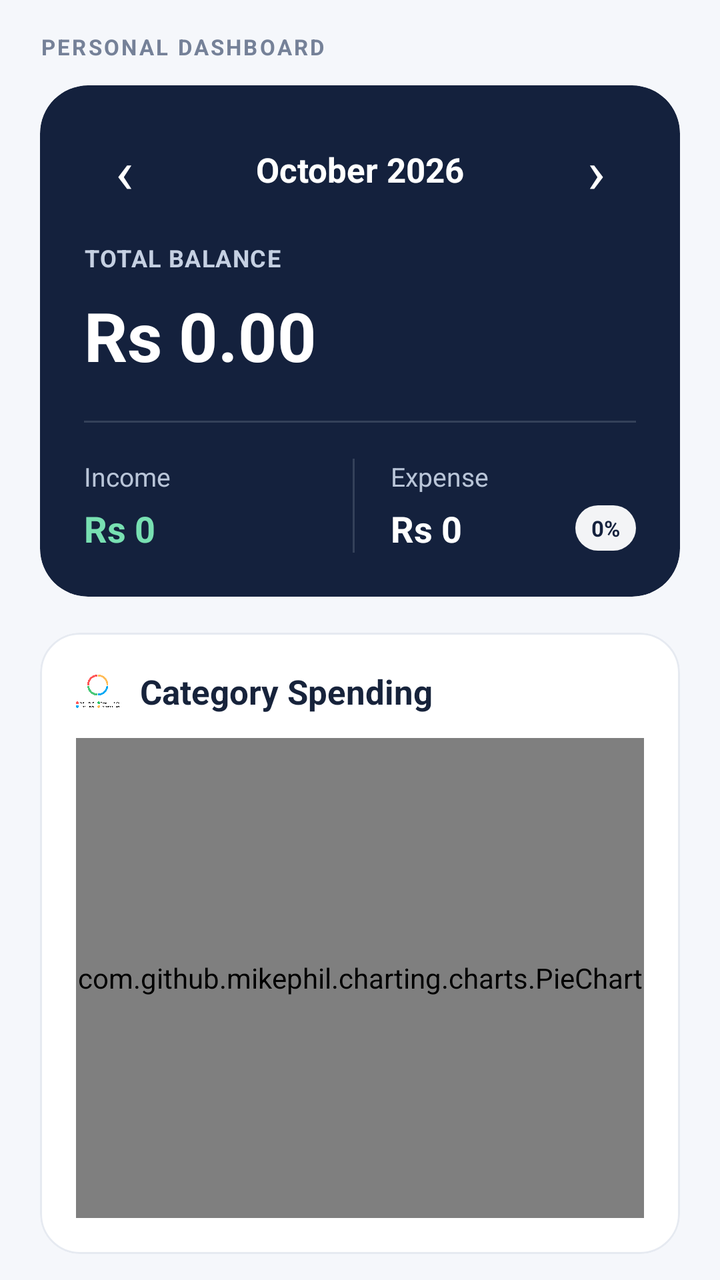
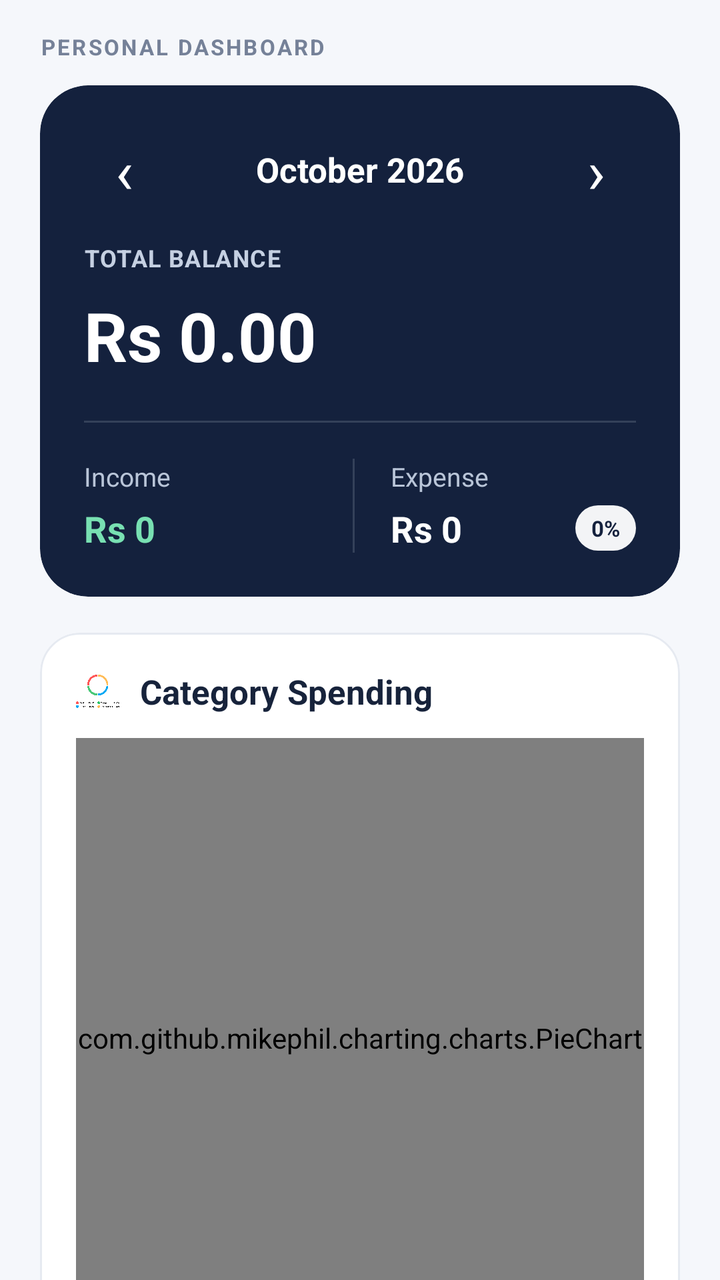

An Android layout rendered at two revisions. The XML below is the earlier revision; the diff shows what the commit changed to produce the second picture.
<!-- AndroidManifest.xml: application theme Theme.AIExpenseManagementApplication -->
<!-- res/layout/fragment_personal_dashboard.xml -->
<?xml version="1.0" encoding="utf-8"?>
<androidx.core.widget.NestedScrollView
    xmlns:android="http://schemas.android.com/apk/res/android"
    xmlns:app="http://schemas.android.com/apk/res-auto"
    xmlns:tools="http://schemas.android.com/tools"
    android:id="@+id/scrollPersonalDashboard"
    android:layout_width="match_parent"
    android:layout_height="match_parent"
    android:background="#F5F7FB"
    android:clipToPadding="false"
    android:fillViewport="true"
    android:paddingBottom="88dp"
    android:scrollbars="none"
    tools:context=".ui.dashboard.PersonalDashboardFragment">


    <LinearLayout
        android:layout_width="match_parent"
        android:layout_height="wrap_content"
        android:orientation="vertical"
        android:paddingStart="20dp"
        android:paddingTop="16dp"
        android:paddingEnd="20dp"
        android:paddingBottom="32dp">

        
        <TextView
            android:layout_width="match_parent"
            android:layout_height="wrap_content"
            android:letterSpacing="0.10"
            android:text="PERSONAL DASHBOARD"
            android:textColor="#758198"
            android:textSize="11sp"
            android:textStyle="bold" />

        
        <com.google.android.material.card.MaterialCardView
            android:id="@+id/cardBalance"
            android:layout_width="match_parent"
            android:layout_height="wrap_content"
            android:layout_marginTop="12dp"
            app:cardBackgroundColor="#14213D"
            app:cardCornerRadius="24dp"
            app:cardElevation="0dp"
            app:strokeWidth="0dp">

            <LinearLayout
                android:layout_width="match_parent"
                android:layout_height="wrap_content"
                android:orientation="vertical"
                android:padding="22dp">


                
                <LinearLayout
                    android:layout_width="match_parent"
                    android:layout_height="wrap_content"
                    android:layout_marginBottom="16dp"
                    android:gravity="center_vertical"
                    android:orientation="horizontal">

                    <TextView
                        android:id="@+id/btnPreviousMonth"
                        android:layout_width="40dp"
                        android:layout_height="40dp"
                        android:gravity="center"
                        android:text="‹"
                        android:textSize="30sp"
                        android:textColor="#FFFFFF"
                        android:clickable="true"
                        android:focusable="true"
                        android:contentDescription="Previous month" />

                    <TextView
                        android:id="@+id/tvMonthLabel"
                        android:layout_width="0dp"
                        android:layout_height="wrap_content"
                        android:layout_weight="1"
                        android:gravity="center"
                        android:text="October 2026"
                        android:textSize="17sp"
                        android:textStyle="bold"
                        android:textColor="#FFFFFF" />

                    <TextView
                        android:id="@+id/btnNextMonth"
                        android:layout_width="40dp"
                        android:layout_height="40dp"
                        android:gravity="center"
                        android:text="›"
                        android:textSize="30sp"
                        android:textColor="#FFFFFF"
                        android:clickable="true"
                        android:focusable="true"
                        android:contentDescription="Next month" />

                </LinearLayout>


                <TextView
                    android:layout_width="wrap_content"
                    android:layout_height="wrap_content"
                    android:letterSpacing="0.04"
                    android:text="TOTAL BALANCE"
                    android:textColor="#C5D0E2"
                    android:textSize="12sp"
                    android:textStyle="bold" />

                <TextView
                    android:id="@+id/tvTotalBalance"
                    android:layout_width="match_parent"
                    android:layout_height="wrap_content"
                    android:layout_marginTop="8dp"
                    android:fontFamily="sans"
                    android:text="Rs 0.00"
                    android:textColor="#FFFFFF"
                    android:textSize="34sp"
                    android:textStyle="bold"
                    android:maxLines="1"
                    android:ellipsize="end" />

                <View
                    android:layout_width="match_parent"
                    android:layout_height="1dp"
                    android:layout_marginTop="20dp"
                    android:layout_marginBottom="18dp"
                    android:background="#34415A" />

                <LinearLayout
                    android:layout_width="match_parent"
                    android:layout_height="wrap_content"
                    android:orientation="horizontal">

                    <LinearLayout
                        android:layout_width="0dp"
                        android:layout_height="wrap_content"
                        android:layout_weight="1"
                        android:orientation="vertical">

                        <TextView
                            android:layout_width="wrap_content"
                            android:layout_height="match_parent"
                            android:text="Income"
                            android:textColor="#B9C5D8"
                            android:textSize="13sp" />

                        <TextView
                            android:id="@+id/tvIncome"
                            android:layout_width="match_parent"
                            android:layout_height="wrap_content"
                            android:layout_marginTop="5dp"
                            android:text="Rs 0"
                            android:textColor="#78E0B2"
                            android:textSize="18sp"
                            android:textStyle="bold"
                            android:maxLines="1"
                            android:ellipsize="end" />
                    </LinearLayout>

                    <View
                        android:layout_width="1dp"
                        android:layout_height="match_parent"
                        android:layout_marginStart="12dp"
                        android:layout_marginEnd="18dp"
                        android:background="#34415A" />

                    <LinearLayout
                        android:layout_width="0dp"
                        android:layout_height="wrap_content"
                        android:layout_weight="1"
                        android:orientation="vertical">

                        <TextView
                            android:layout_width="wrap_content"
                            android:layout_height="wrap_content"
                            android:text="Expense"
                            android:textColor="#B9C5D8"
                            android:textSize="13sp" />

                        <LinearLayout
                            android:layout_width="match_parent"
                            android:layout_height="wrap_content"
                            android:layout_marginTop="5dp"
                            android:gravity="center_vertical"
                            android:orientation="horizontal">

                            <TextView
                                android:id="@+id/tvRemainingBudget"
                                android:layout_width="0dp"
                                android:layout_height="wrap_content"
                                android:layout_weight="1"
                                android:text="Rs 0"
                                android:textColor="#FFFFFF"
                                android:textSize="18sp"
                                android:textStyle="bold"
                                android:maxLines="1"
                                android:ellipsize="end" />

                            <TextView
                                android:id="@+id/tvBudgetPercentage"
                                android:layout_width="wrap_content"
                                android:layout_height="wrap_content"
                                android:background="@drawable/badge_light_gray"
                                android:paddingStart="8dp"
                                android:paddingTop="4dp"
                                android:paddingEnd="8dp"
                                android:paddingBottom="4dp"
                                android:text="0%"
                                android:textColor="#14213D"
                                android:textSize="11sp"
                                android:textStyle="bold" />
                        </LinearLayout>
                    </LinearLayout>
                </LinearLayout>
            </LinearLayout>
        </com.google.android.material.card.MaterialCardView>

        
        <com.google.android.material.card.MaterialCardView
            android:id="@+id/cardCategoryOverview"
            android:layout_width="match_parent"
            android:layout_height="wrap_content"
            android:layout_marginTop="18dp"
            app:cardBackgroundColor="#FFFFFF"
            app:cardCornerRadius="20dp"
            app:cardElevation="0dp"
            app:strokeColor="#E6EAF1"
            app:strokeWidth="1dp">

            <LinearLayout
                android:layout_width="match_parent"
                android:layout_height="wrap_content"
                android:orientation="vertical"
                android:padding="18dp">

                <LinearLayout
                    android:layout_width="match_parent"
                    android:layout_height="wrap_content"
                    android:gravity="center_vertical"
                    android:orientation="horizontal">

                    <ImageView
                        android:layout_width="22dp"
                        android:layout_height="22dp"
                        android:contentDescription="Category Spending"
                        android:src="@drawable/piechart" />

                    <TextView
                        android:layout_width="0dp"
                        android:layout_height="wrap_content"
                        android:layout_marginStart="10dp"
                        android:layout_weight="1"
                        android:text="Category Spending"
                        android:textColor="#17233B"
                        android:textSize="17sp"
                        android:textStyle="bold" />
                </LinearLayout>

                <com.github.mikephil.charting.charts.PieChart
                    android:id="@+id/pieChart"
                    android:layout_width="match_parent"
                    android:layout_height="240dp"
                    android:layout_marginTop="12dp" />
            </LinearLayout>
        </com.google.android.material.card.MaterialCardView>

        
        <com.google.android.material.card.MaterialCardView
            android:id="@+id/cardWeeklyTrend"
            android:layout_width="match_parent"
            android:layout_height="wrap_content"
            android:layout_marginTop="16dp"
            app:cardBackgroundColor="#FFFFFF"
            app:cardCornerRadius="20dp"
            app:cardElevation="0dp"
            app:strokeColor="#E6EAF1"
            app:strokeWidth="1dp">

            <LinearLayout
                android:layout_width="match_parent"
                android:layout_height="wrap_content"
                android:orientation="vertical"
                android:padding="18dp">

                <LinearLayout
                    android:layout_width="match_parent"
                    android:layout_height="wrap_content"
                    android:gravity="center_vertical"
                    android:orientation="horizontal">

                    <ImageView
                        android:layout_width="22dp"
                        android:layout_height="22dp"
                        android:contentDescription="Weekly Spending"
                        android:src="@drawable/expense" />

                    <TextView
                        android:layout_width="0dp"
                        android:layout_height="wrap_content"
                        android:layout_marginStart="10dp"
                        android:layout_weight="1"
                        android:text="Weekly Spending Trend"
                        android:textColor="#17233B"
                        android:textSize="17sp"
                        android:textStyle="bold" />

                    <TextView
                        android:id="@+id/tvWeeklyPercentage"
                        android:layout_width="wrap_content"
                        android:layout_height="wrap_content"
                        android:background="@drawable/badge_green"
                        android:paddingStart="10dp"
                        android:paddingTop="5dp"
                        android:paddingEnd="10dp"
                        android:paddingBottom="5dp"
                        android:text="+0%"
                        android:textColor="#12805C"
                        android:textSize="11sp"
                        android:textStyle="bold" />
                </LinearLayout>

                <com.github.mikephil.charting.charts.LineChart
                    android:id="@+id/lineChart"
                    android:layout_width="match_parent"
                    android:layout_height="230dp"
                    android:layout_marginTop="12dp" />
            </LinearLayout>
        </com.google.android.material.card.MaterialCardView>

        
        <com.google.android.material.card.MaterialCardView
            android:id="@+id/cardExpensePrediction"
            android:layout_width="match_parent"
            android:layout_height="wrap_content"
            android:layout_marginTop="16dp"
            app:cardBackgroundColor="#FFFFFF"
            app:cardCornerRadius="20dp"
            app:cardElevation="0dp"
            app:strokeColor="#E6EAF1"
            app:strokeWidth="1dp">

            <LinearLayout
                android:layout_width="match_parent"
                android:layout_height="wrap_content"
                android:orientation="vertical"
                android:padding="18dp">

                <LinearLayout
                    android:layout_width="match_parent"
                    android:layout_height="wrap_content"
                    android:gravity="center_vertical"
                    android:orientation="horizontal">

                    <ImageView
                        android:layout_width="22dp"
                        android:layout_height="22dp"
                        android:contentDescription="Expense Prediction"
                        android:src="@drawable/expense" />

                    <TextView
                        android:layout_width="0dp"
                        android:layout_height="wrap_content"
                        android:layout_marginStart="10dp"
                        android:layout_weight="1"
                        android:text="Forecasted Monthly Expense"
                        android:textColor="#17233B"
                        android:textSize="17sp"
                        android:textStyle="bold" />
                </LinearLayout>

                <TextView
                    android:id="@+id/tvPredictedExpense"
                    android:layout_width="match_parent"
                    android:layout_height="wrap_content"
                    android:layout_marginTop="18dp"
                    android:text="Analyzing..."
                    android:textColor="#14213D"
                    android:textSize="30sp"
                    android:textStyle="bold"
                    android:maxLines="1"
                    android:ellipsize="end" />

                <TextView
                    android:id="@+id/tvPredictionMonth"
                    android:layout_width="wrap_content"
                    android:layout_height="wrap_content"
                    android:layout_marginTop="4dp"
                    android:fontFamily="sans"
                    android:text="October 2026 forecast"
                    android:textColor="#748097"
                    android:textSize="13sp" />

                <TextView
                    android:id="@+id/tvPredictionStatus"
                    android:layout_width="match_parent"
                    android:layout_height="wrap_content"
                    android:layout_marginTop="8dp"
                    android:text="Preparing your financial data..."
                    android:textColor="#667085"
                    android:textSize="13sp" />
            </LinearLayout>
        </com.google.android.material.card.MaterialCardView>

        
        <com.google.android.material.card.MaterialCardView
            android:id="@+id/cardSubscriptions"
            android:layout_width="match_parent"
            android:layout_height="wrap_content"
            android:layout_marginTop="16dp"
            app:cardBackgroundColor="#FFFFFF"
            app:cardCornerRadius="20dp"
            app:cardElevation="0dp"
            app:strokeColor="#E6EAF1"
            app:strokeWidth="1dp">

            <LinearLayout
                android:layout_width="match_parent"
                android:layout_height="wrap_content"
                android:orientation="vertical"
                android:padding="18dp">

                <LinearLayout
                    android:layout_width="match_parent"
                    android:layout_height="wrap_content"
                    android:gravity="center_vertical"
                    android:orientation="horizontal">

                    <ImageView
                        android:layout_width="22dp"
                        android:layout_height="22dp"
                        android:contentDescription="Subscriptions"
                        android:src="@drawable/subscribtion" />

                    <TextView
                        android:layout_width="0dp"
                        android:layout_height="wrap_content"
                        android:layout_marginStart="10dp"
                        android:layout_weight="1"
                        android:text="Subscription Summary"
                        android:textColor="#17233B"
                        android:textSize="17sp"
                        android:textStyle="bold" />

                    <TextView
                        android:id="@+id/tvViewAllSubscriptions"
                        android:layout_width="wrap_content"
                        android:layout_height="48dp"
                        android:clickable="true"
                        android:focusable="true"
                        android:gravity="center"
                        android:minWidth="48dp"
                        android:text="View All"
                        android:textColor="#3157D5"
                        android:textSize="13sp"
                        android:textStyle="bold" />
                </LinearLayout>

                <LinearLayout
                    android:layout_width="match_parent"
                    android:layout_height="wrap_content"
                    android:layout_marginTop="16dp"
                    android:background="#F3F6FC"
                    android:orientation="vertical"
                    android:padding="16dp">

                    <TextView
                        android:layout_width="wrap_content"
                        android:layout_height="wrap_content"
                        android:text="Monthly Subscription Cost"
                        android:textColor="#667085"
                        android:textSize="12sp" />

                    <TextView
                        android:id="@+id/tvSubscriptionTotal"
                        android:layout_width="match_parent"
                        android:layout_height="wrap_content"
                        android:layout_marginTop="5dp"
                        android:text="Rs 0.00"
                        android:textColor="#17233B"
                        android:textSize="27sp"
                        android:textStyle="bold"
                        android:maxLines="1"
                        android:ellipsize="end" />
                </LinearLayout>

                <TextView
                    android:id="@+id/tvSubscriptionCount"
                    android:layout_width="wrap_content"
                    android:layout_height="wrap_content"
                    android:layout_marginTop="16dp"
                    android:text="0 Active Subscriptions"
                    android:textColor="#667085"
                    android:textSize="13sp" />

                <androidx.recyclerview.widget.RecyclerView
                    android:id="@+id/rvSubscriptions"
                    android:layout_width="match_parent"
                    android:layout_height="wrap_content"
                    android:layout_marginTop="10dp"
                    android:nestedScrollingEnabled="false" />

                <TextView
                    android:id="@+id/tvNoSubscriptions"
                    android:layout_width="match_parent"
                    android:layout_height="wrap_content"
                    android:layout_marginTop="14dp"
                    android:gravity="center"
                    android:padding="16dp"
                    android:text="No active subscriptions found."
                    android:textColor="#8A94A6"
                    android:textSize="13sp"
                    android:visibility="gone" />
            </LinearLayout>
        </com.google.android.material.card.MaterialCardView>

        
        <com.google.android.material.card.MaterialCardView
            android:id="@+id/cardAIInsights"
            android:layout_width="match_parent"
            android:layout_height="wrap_content"
            android:layout_marginTop="16dp"
            app:cardBackgroundColor="#EEF4FF"
            app:cardCornerRadius="20dp"
            app:cardElevation="0dp"
            app:strokeColor="#DCE7FF"
            app:strokeWidth="1dp">

            <LinearLayout
                android:layout_width="match_parent"
                android:layout_height="wrap_content"
                android:orientation="vertical"
                android:padding="18dp">

                <LinearLayout
                    android:layout_width="match_parent"
                    android:layout_height="wrap_content"
                    android:gravity="center_vertical"
                    android:orientation="horizontal">

                    <ImageView
                        android:layout_width="24dp"
                        android:layout_height="24dp"
                        android:contentDescription="AI Insights"
                        android:src="@drawable/bg_insight" />

                    <TextView
                        android:layout_width="0dp"
                        android:layout_height="wrap_content"
                        android:layout_marginStart="10dp"
                        android:layout_weight="1"
                        android:text="AI Savings Insights"
                        android:textColor="#17233B"
                        android:textSize="17sp"
                        android:textStyle="bold" />
                </LinearLayout>

                <TextView
                    android:id="@+id/tvAIInsight"
                    android:layout_width="match_parent"
                    android:layout_height="wrap_content"
                    android:layout_marginTop="14dp"
                    android:lineSpacingExtra="3dp"
                    android:text="No insights available yet. Start recording your expenses and subscriptions to receive AI-powered financial recommendations."
                    android:textColor="#475467"
                    android:textSize="14sp" />

                <LinearLayout
                    android:layout_width="match_parent"
                    android:layout_height="wrap_content"
                    android:layout_marginTop="14dp"
                    android:background="#FFFFFF"
                    android:gravity="top"
                    android:orientation="horizontal"
                    android:padding="14dp">

                    <ImageView
                        android:layout_width="22dp"
                        android:layout_height="22dp"
                        android:contentDescription="Recommendation"
                        android:src="@drawable/expense" />

                    <TextView
                        android:id="@+id/tvRecommendation"
                        android:layout_width="0dp"
                        android:layout_height="wrap_content"
                        android:layout_marginStart="10dp"
                        android:layout_weight="1"
                        android:lineSpacingExtra="2dp"
                        android:text="Track your daily expenses consistently to unlock personalized savings suggestions."
                        android:textColor="#344054"
                        android:textSize="13sp" />
                </LinearLayout>

                <com.google.android.material.button.MaterialButton
                    android:id="@+id/btnViewInsights"
                    android:layout_width="match_parent"
                    android:layout_height="52dp"
                    android:layout_marginTop="16dp"
                    android:text="View Detailed Insights"
                    android:textAllCaps="false"
                    android:textColor="#FFFFFF"
                    android:textSize="14sp"
                    android:textStyle="bold"
                    app:backgroundTint="#3157D5"
                    app:cornerRadius="14dp" />

                <com.google.android.material.button.MaterialButton
                    android:id="@+id/btnAIFinancialAdvisor"
                    android:layout_width="match_parent"
                    android:layout_height="52dp"
                    android:layout_marginTop="10dp"
                    android:text="Ask AI Financial Advisor"
                    android:textAllCaps="false"
                    android:textColor="#FFFFFF"
                    android:textSize="14sp"
                    android:textStyle="bold"
                    app:backgroundTint="#16845D"
                    app:cornerRadius="14dp" />
            </LinearLayout>
        </com.google.android.material.card.MaterialCardView>

        
        <com.google.android.material.button.MaterialButton
            android:id="@+id/btnReports"
            android:layout_width="match_parent"
            android:layout_height="54dp"
            android:layout_marginTop="18dp"
            android:text="View Financial Reports"
            android:textAllCaps="false"
            android:textColor="#FFFFFF"
            android:textSize="14sp"
            android:textStyle="bold"
            app:backgroundTint="#14213D"
            app:cornerRadius="14dp" />

    </LinearLayout>
</androidx.core.widget.NestedScrollView>
<!-- resources referenced by this layout -->
<resources>
  <!-- drawable badge_green (drawable) -->
  <shape xmlns:android="http://schemas.android.com/apk/res/android">
      <solid android:color="#DCFCE7"/>
      <corners android:radius="12dp"/>
  </shape>
  <!-- drawable badge_light_gray (drawable) -->
  <shape xmlns:android="http://schemas.android.com/apk/res/android">
      <solid android:color="#F3F4F6"/>
      <corners android:radius="12dp"/>
  </shape>
  <!-- drawable bg_insight (drawable) -->
  <shape xmlns:android="http://schemas.android.com/apk/res/android">
      <solid android:color="#F0FDF4" />
      <stroke android:width="1dp" android:color="#BBF7D0" />
      <corners android:radius="18dp" />
  </shape>
  <!-- drawable expense: png bitmap (drawable, 5039 bytes) -->
  <!-- drawable piechart: png bitmap (drawable, 156854 bytes) -->
  <!-- drawable subscribtion: png bitmap (drawable, 6612 bytes) -->
  <style name="Theme.AIExpenseManagementApplication" parent="Base.Theme.AIExpenseManagementApplication" />
  <style name="Base.Theme.AIExpenseManagementApplication" parent="Theme.Material3.DayNight.NoActionBar">
  
          <item name="colorPrimary">#C7C7CC</item>
          <item name="colorOnPrimary">#FFFFFF</item>
  
          
          <item name="android:statusBarColor">#FFFFFF</item>
  
          
          <item name="android:windowLightStatusBar">true</item>
  
          <item name="colorSecondaryContainer">@color/nav_selected_background</item>
  
      </style>
  <color name="nav_selected_background">#DCFCE7</color>
</resources>

<!-- the commit's change to res/layout/fragment_personal_dashboard.xml (unified diff, before → after) -->
@@ -259,8 +259,26 @@
                 <com.github.mikephil.charting.charts.PieChart
                     android:id="@+id/pieChart"
                     android:layout_width="match_parent"
-                    android:layout_height="240dp"
+                    android:layout_height="300dp"
                     android:layout_marginTop="12dp" />
+
+
+                <TextView
+                    android:layout_width="match_parent"
+                    android:layout_height="wrap_content"
+                    android:layout_marginTop="12dp"
+                    android:text="Spending by Category"
+                    android:textColor="#14213D"
+                    android:textSize="16sp"
+                    android:textStyle="bold" />
+
+                <LinearLayout
+                    android:id="@+id/categoryBreakdownContainer"
+                    android:layout_width="match_parent"
+                    android:layout_height="wrap_content"
+                    android:layout_marginTop="8dp"
+                    android:orientation="vertical" />
+
             </LinearLayout>
         </com.google.android.material.card.MaterialCardView>
 
@@ -318,6 +336,18 @@
                         android:textSize="11sp"
                         android:textStyle="bold" />
                 </LinearLayout>
+
+
+                <TextView
+                    android:id="@+id/tvWeeklyTotal"
+                    android:layout_width="match_parent"
+                    android:layout_height="wrap_content"
+                    android:layout_marginTop="16dp"
+                    android:text="This Week: Rs. 0.00"
+                    android:textColor="#14213D"
+                    android:textSize="24sp"
+                    android:textStyle="bold" />
+
 
                 <com.github.mikephil.charting.charts.LineChart
                     android:id="@+id/lineChart"
